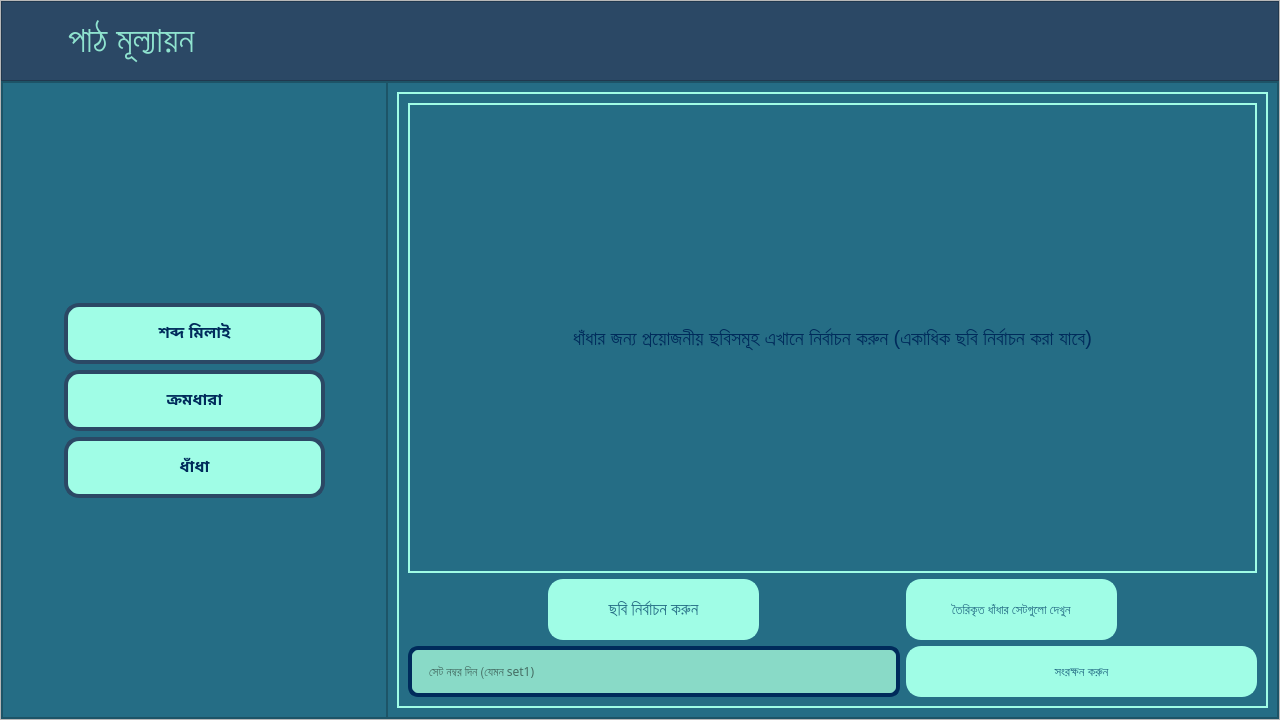
First picture: the form in EmPower/Teacher/Frontend/PyQt_UI/HomePage.ui, repository ahmedfahad04/SPL-2, before the edit.
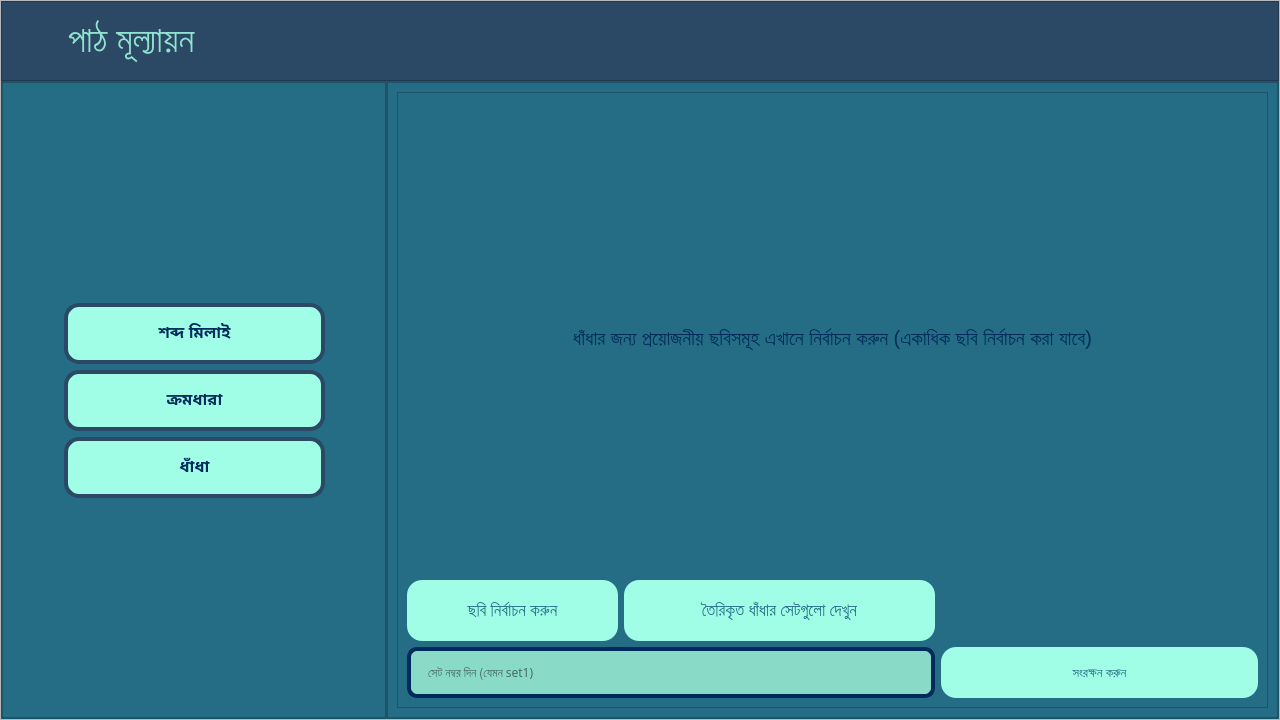
Second picture: the form after the edit. The open tabs and pages were chosen to show the change. Icons and pictures are not drawn.

The edit to the form file:
```diff
--- a/EmPower/Teacher/Frontend/PyQt_UI/HomePage.ui
+++ b/EmPower/Teacher/Frontend/PyQt_UI/HomePage.ui
@@ -2025,7 +2025,7 @@
                  </size>
                 </property>
                 <property name="styleSheet">
-                 <string notr="true"/>
+                 <string notr="true">border-right: 2px solid rgb(43, 72, 101);</string>
                 </property>
                 <property name="frameShape">
                  <enum>QFrame::StyledPanel</enum>
@@ -2328,7 +2328,7 @@
                      <item row="0" column="0">
                       <widget class="QFrame" name="frame_3">
                        <property name="styleSheet">
-                        <string notr="true">border: 2px solid rgb(160, 253, 230);</string>
+                        <string notr="true"/>
                        </property>
                        <property name="frameShape">
                         <enum>QFrame::StyledPanel</enum>
@@ -2364,22 +2364,6 @@
                           </property>
                          </widget>
                         </item>
-                        <item row="1" column="0">
-                         <spacer name="horizontalSpacer_22">
-                          <property name="orientation">
-                           <enum>Qt::Horizontal</enum>
-                          </property>
-                          <property name="sizeType">
-                           <enum>QSizePolicy::Fixed</enum>
-                          </property>
-                          <property name="sizeHint" stdset="0">
-                           <size>
-                            <width>108</width>
-                            <height>20</height>
-                           </size>
-                          </property>
-                         </spacer>
-                        </item>
                         <item row="2" column="0" colspan="3">
                          <widget class="QLineEdit" name="task_puzzle_q_set_lbl">
                           <property name="minimumSize">
@@ -2408,55 +2392,6 @@
                           </property>
                          </widget>
                         </item>
-                        <item row="1" column="4">
-                         <spacer name="horizontalSpacer_23">
-                          <property name="orientation">
-                           <enum>Qt::Horizontal</enum>
-                          </property>
-                          <property name="sizeType">
-                           <enum>QSizePolicy::Fixed</enum>
-                          </property>
-                          <property name="sizeHint" stdset="0">
-                           <size>
-                            <width>128</width>
-                            <height>20</height>
-                           </size>
-                          </property>
-                         </spacer>
-                        </item>
-                        <item row="1" column="3">
-                         <widget class="QPushButton" name="task_puzzle_show_set_btn">
-                          <property name="minimumSize">
-                           <size>
-                            <width>211</width>
-                            <height>61</height>
-                           </size>
-                          </property>
-                          <property name="font">
-                           <font>
-                            <family>Hind Siliguri Medium</family>
-                            <pointsize>10</pointsize>
-                           </font>
-                          </property>
-                          <property name="styleSheet">
-                           <string notr="true">QPushButton {
-background-color: rgb(160, 253, 230);
-color:  #256D85 ;
-border-radius: 15px;
-}
-
-QPushButton::hover:!pressed {
-	
-	background-color: rgb(143, 227, 207);
-	color: #2B4865;
-
-}</string>
-                          </property>
-                          <property name="text">
-                           <string>তৈরিকৃত ধাঁধার সেটগুলো দেখুন</string>
-                          </property>
-                         </widget>
-                        </item>
                         <item row="2" column="3" colspan="2">
                          <widget class="QPushButton" name="task_puzzle_save_set_btn">
                           <property name="minimumSize">
@@ -2492,7 +2427,7 @@
                           </property>
                          </widget>
                         </item>
-                        <item row="1" column="1">
+                        <item row="1" column="0">
                          <widget class="QPushButton" name="task_puzzle_select_img_btn">
                           <property name="minimumSize">
                            <size>
@@ -2527,6 +2462,39 @@
                           </property>
                          </widget>
                         </item>
+                        <item row="1" column="1" colspan="2">
+                         <widget class="QPushButton" name="task_puzzle_show_set_btn">
+                          <property name="minimumSize">
+                           <size>
+                            <width>211</width>
+                            <height>61</height>
+                           </size>
+                          </property>
+                          <property name="font">
+                           <font>
+                            <family>Hind Siliguri Medium</family>
+                            <pointsize>13</pointsize>
+                           </font>
+                          </property>
+                          <property name="styleSheet">
+                           <string notr="true">QPushButton {
+background-color: rgb(160, 253, 230);
+color:  #256D85 ;
+border-radius: 15px;
+}
+
+QPushButton::hover:!pressed {
+	
+	background-color: rgb(143, 227, 207);
+	color: #2B4865;
+
+}</string>
+                          </property>
+                          <property name="text">
+                           <string>তৈরিকৃত ধাঁধার সেটগুলো দেখুন</string>
+                          </property>
+                         </widget>
+                        </item>
                        </layout>
                       </widget>
                      </item>
```
Left out of the diff: 5 changed lines with no effect on the pictures.
